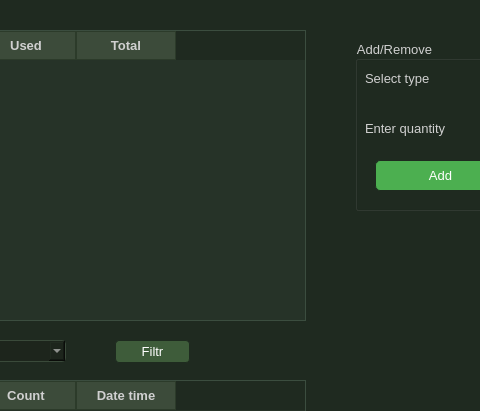
DME99/ArtilleryShells, file mainwindow.ui: the form before one commit; both pictures show x 255 to 735 and y 0 to 411 of the 1011 by 642 pixel window.
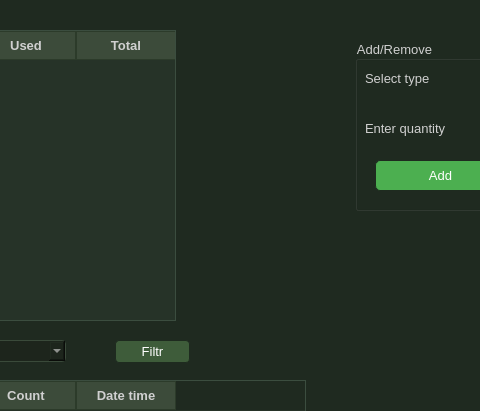
The form after the commit.

Commit message: Describe your changes

What changed in the file:
```diff
--- a/mainwindow.ui
+++ b/mainwindow.ui
@@ -108,10 +108,13 @@
      <rect>
       <x>30</x>
       <y>30</y>
-      <width>531</width>
+      <width>401</width>
       <height>291</height>
      </rect>
     </property>
+    <property name="horizontalScrollBarPolicy">
+     <enum>Qt::ScrollBarAlwaysOff</enum>
+    </property>
     <column>
      <property name="text">
       <string>Type</string>
```
Left out of the diff: 3 changed lines with no effect on the pictures. The commit also changes 2 other files.
